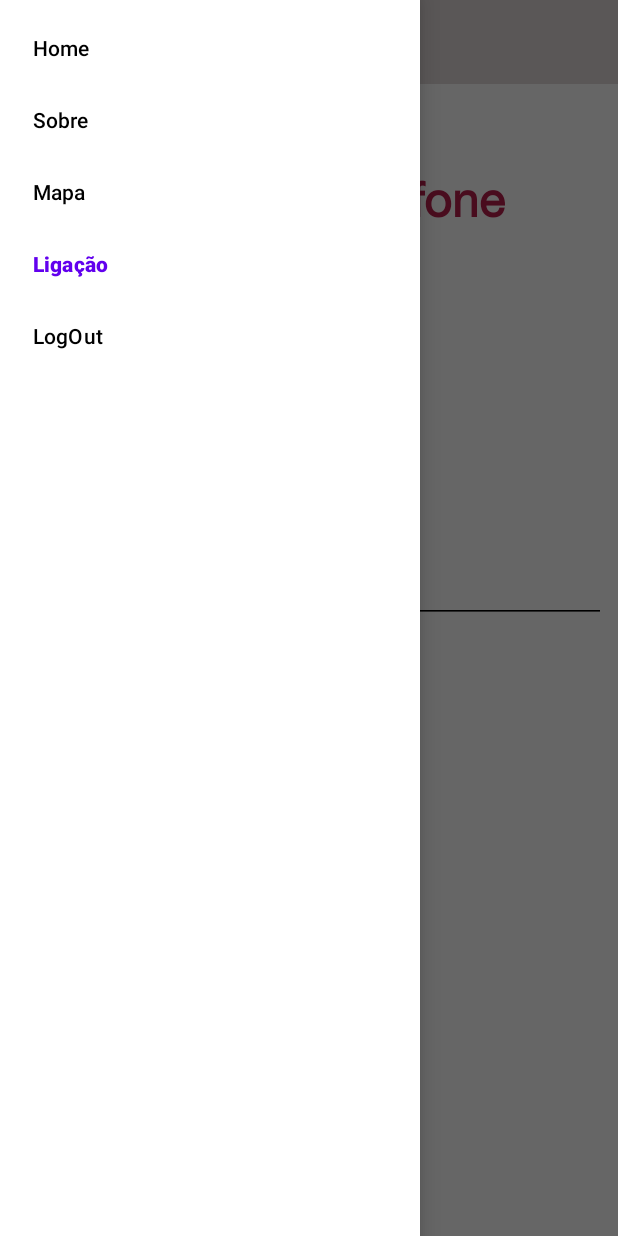
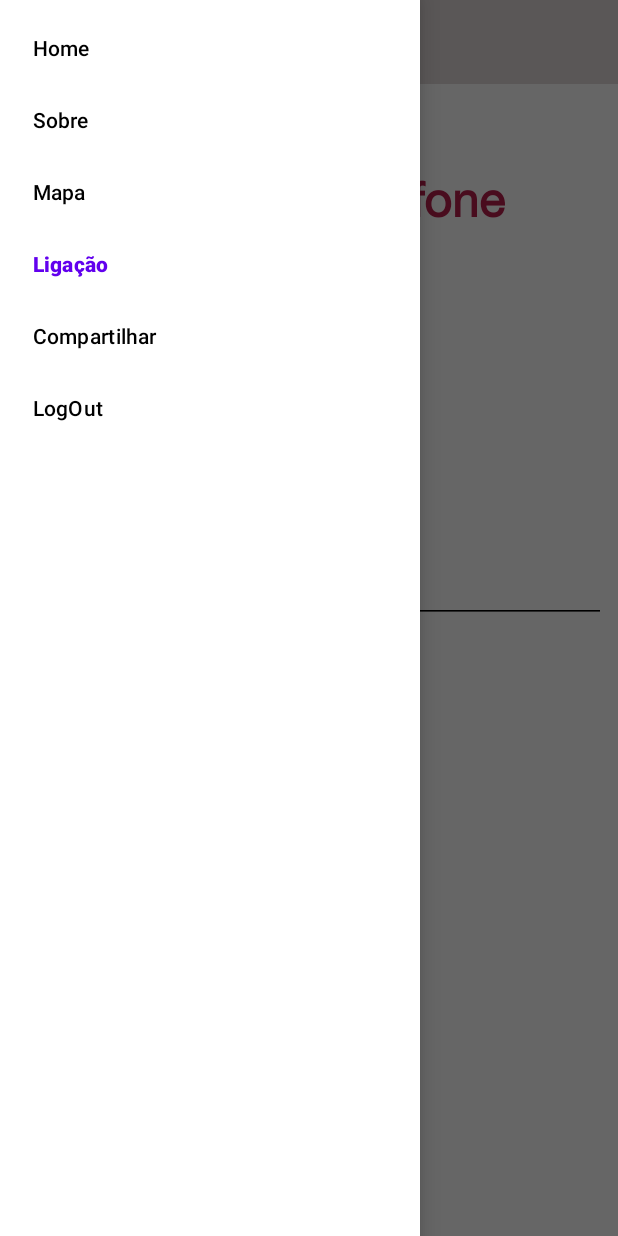
Before and after one commit to dgaguiar/fiap-android-24mob, an Android app: the CallFragment screen opened through its navigation route, with the side drawer open, on a phone screen of 412 x 824 dp. Run offline under Robolectric (Android 15) with nearby library versions, the light colour scheme and no system bars; our stand-ins replace Firebase (no records; nobody signed in at launch, a user with empty details on screens opened directly), navigation-ui.

Commit message:
Criação do recurso de compartilhar conteúdo

```diff
--- a/SimpleMarketList/app/src/main/res/menu/nav_menu.xml
+++ b/SimpleMarketList/app/src/main/res/menu/nav_menu.xml
@@ -13,6 +13,9 @@
         android:id="@+id/nav_Call"
         android:title="@string/ligacao" />
     <item
+        android:id="@+id/nav_Share"
+        android:title="@string/compartilhar"/>
+    <item
         android:id="@+id/nav_LogOut"
         android:title="@string/logout"/>
 </menu>
--- a/SimpleMarketList/app/src/main/res/navigation/main_nav_graph.xml
+++ b/SimpleMarketList/app/src/main/res/navigation/main_nav_graph.xml
@@ -58,6 +58,10 @@
         android:id="@+id/nav_Call"
         android:name="com.example.simplemarketlist.ui.call.CallFragment"
         android:label="CallFragment" />
+    <fragment
+        android:id="@+id/nav_Share"
+        android:name="com.example.simplemarketlist.ui.shared.SahredFragment"
+        android:label="SahredFragment" />
 
 
 </navigation>
--- a/SimpleMarketList/app/src/main/res/values/strings.xml
+++ b/SimpleMarketList/app/src/main/res/values/strings.xml
@@ -44,6 +44,7 @@
     <string name="ligacao">Ligação</string>
     <string name="ligar">Ligar</string>
     <string name="digite_um_telefone">Digite um telefone</string>
+    <string name="compartilhar">Compartilhar</string>
 
 
 </resources>
```
Also changed, not shown: SimpleMarketList/app/src/main/java/com/example/simplemarketlist/ui/shared/SahredFragment.kt (added, +43 -0 lines), SimpleMarketList/app/src/main/res/layout/fragment_sahred.xml (added, +23 -0 lines).
